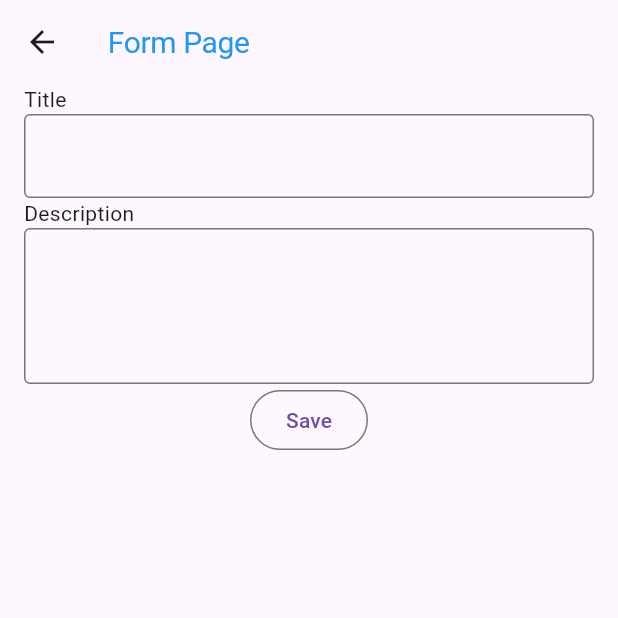
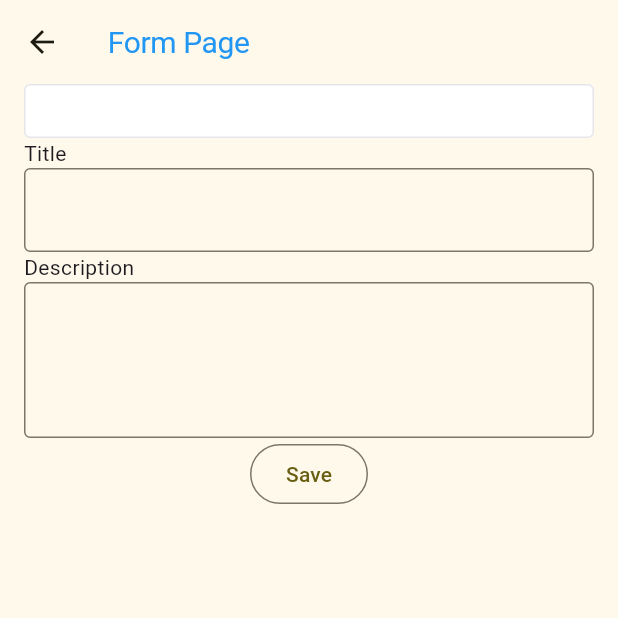
Before and after one commit to YuneshShrestha/s2-d6, a Flutter app: the screen it shows after launch, after a tap on the "delete" icon, after a tap on the "add" icon, on a phone screen of 412 x 824 dp, the top half of it. Run offline on Flutter 3.47's test engine with Material 3 defaults, Android fonts, the phone set to English and light mode, and no system bars; our stand-ins replace device_preview, google_fonts; Roboto replaces fonts that are missing (Abel).

Commit message:
theming part2 completed

```diff
--- a/lib/main.dart
+++ b/lib/main.dart
@@ -1,32 +1,64 @@
 import 'package:device_preview/device_preview.dart';
 import 'package:flutter/material.dart';
+import 'package:google_fonts/google_fonts.dart';
 import 'package:todolist/screens/home_page.dart';
 import 'package:todolist/screens/loader_screen.dart';
 
 void main() {
   runApp(DevicePreview(
-    enabled: false,
+    enabled: true,
     builder: (context) {
       return const MyApp();
     },
   ));
 }
 
-class MyApp extends StatelessWidget {
+class MyApp extends StatefulWidget {
   const MyApp({super.key});
+
+  @override
+  State<MyApp> createState() => _MyAppState();
+  static of(BuildContext context) {
+    return context.findAncestorStateOfType<_MyAppState>();
+  }
+}
+
+class _MyAppState extends State<MyApp> {
+  var _brightness = Brightness.light;
+  void changeBrightness() {
+    print("Brightness");
+    setState(() {
+      if (_brightness == Brightness.dark) {
+        _brightness = Brightness.light;
+      } else {
+        _brightness = Brightness.dark;
+      }
+    });
+  }
 
   @override
   Widget build(BuildContext context) {
     return MaterialApp(
-      home: const LoaderScreen(),
+      home: LoaderScreen(
+        changeTheme: changeBrightness,
+      ),
       debugShowCheckedModeBanner: false,
       theme: ThemeData(
-        brightness: Brightness.light,
-        textTheme: TextTheme(
-          displayLarge: TextStyle(
+        colorScheme: ColorScheme.fromSeed(
+          seedColor: Colors.yellow,
+          brightness: _brightness,
+        ),
+        textTheme: GoogleFonts.cedarvilleCursiveTextTheme().copyWith(
+          displayLarge: GoogleFonts.abel(
             fontSize: 20,
             color: Colors.red,
           ),
+
+          // TextStyle(
+          //   fontSize: 20,
+          //   color: Colors.red,
+          //   fontFamily: GoogleFonts.roboto(),
+          // ),
         ),
       ),
     );
--- a/lib/screens/form_page.dart
+++ b/lib/screens/form_page.dart
@@ -1,3 +1,6 @@
+import 'dart:io';
+
+import 'package:flutter/cupertino.dart';
 import 'package:flutter/material.dart';
 
 class FormPage extends StatelessWidget {
@@ -26,6 +29,8 @@ class FormPage extends StatelessWidget {
           child: Column(
             crossAxisAlignment: CrossAxisAlignment.start,
             children: [
+              // Text field
+              _createAdaptiveTextField(),
               // Text field
               // Title
               const Text("Title"),
@@ -84,4 +89,29 @@ class FormPage extends StatelessWidget {
       ),
     );
   }
+
+  Widget _createAdaptiveTextField() {
+    final _border = OutlineInputBorder(
+      borderSide: BorderSide(color: CupertinoColors.lightBackgroundGray),
+    );
+
+    final iOSDecoration = InputDecoration(
+      border: _border,
+      enabledBorder: _border,
+      focusedBorder: _border,
+      filled: true,
+      fillColor: CupertinoColors.white,
+      hoverColor: CupertinoColors.white,
+      contentPadding: EdgeInsets.fromLTRB(10, 0, 0, 0),
+    );
+
+    return !Platform.isIOS
+        ? SizedBox(
+            height: 36.0,
+            child: TextField(
+              decoration: iOSDecoration,
+            ),
+          )
+        : TextField();
+  }
 }
--- a/lib/screens/home_page.dart
+++ b/lib/screens/home_page.dart
@@ -1,10 +1,14 @@
+import 'dart:io';
+
+import 'package:flutter/cupertino.dart';
 import 'package:flutter/material.dart';
+import 'package:todolist/main.dart';
 import 'package:todolist/screens/form_page.dart';
 import 'package:todolist/widgets/task_card.dart';
 
 class HomeScreen extends StatefulWidget {
-  const HomeScreen({super.key});
-
+  const HomeScreen({super.key, required this.changeTheme});
+  final Function changeTheme;
   @override
   State<HomeScreen> createState() => _HomeScreenState();
 }
@@ -45,6 +49,8 @@ class _HomeScreenState extends State<HomeScreen> {
     });
   }
 
+  bool toggleSwitch = false;
+
   @override
   Widget build(BuildContext context) {
     return Scaffold(
@@ -64,7 +70,23 @@ class _HomeScreenState extends State<HomeScreen> {
             },
             icon: const Icon(Icons.add),
           ),
-          Switch(value: true, onChanged: null)
+          Platform.isIOS
+              ? CupertinoSwitch(
+                  value: toggleSwitch,
+                  onChanged: (val) {
+                    MyApp.of(context).changeBrightness();
+                    setState(() {
+                      toggleSwitch = val;
+                    });
+                  })
+              : Switch(
+                  value: toggleSwitch,
+                  onChanged: (val) {
+                    MyApp.of(context).changeBrightness();
+                    setState(() {
+                      toggleSwitch = val;
+                    });
+                  })
         ],
       ),
       body: SingleChildScrollView(
--- a/lib/screens/loader_screen.dart
+++ b/lib/screens/loader_screen.dart
@@ -4,7 +4,8 @@ import 'package:flutter/material.dart';
 import 'package:todolist/screens/home_page.dart';
 
 class LoaderScreen extends StatefulWidget {
-  const LoaderScreen({super.key});
+  const LoaderScreen({super.key, required this.changeTheme});
+  final Function changeTheme;
 
   @override
   State<LoaderScreen> createState() => _LoaderScreenState();
@@ -15,8 +16,11 @@ class _LoaderScreenState extends State<LoaderScreen> {
   void initState() {
     super.initState();
     Timer(const Duration(seconds: 5), () {
-      Navigator.of(context).pushReplacement(MaterialPageRoute(builder: (context) {
-        return const HomeScreen();
+      Navigator.of(context)
+          .pushReplacement(MaterialPageRoute(builder: (context) {
+        return  HomeScreen(
+          changeTheme: widget.changeTheme,
+        );
       }));
     });
   }
@@ -24,8 +28,10 @@ class _LoaderScreenState extends State<LoaderScreen> {
   @override
   Widget build(BuildContext context) {
     var appBar = AppBar(
-      title:  Text("Loader Screen", style: Theme.of(context).textTheme.displayLarge,),
-
+      title: Text(
+        "Loader Screen",
+        style: Theme.of(context).textTheme.displayLarge,
+      ),
     );
     var needHeight = MediaQuery.of(context).size.height -
         appBar.preferredSize.height -
--- a/pubspec.yaml
+++ b/pubspec.yaml
@@ -36,6 +36,7 @@ dependencies:
   # Use with the CupertinoIcons class for iOS style icons.
   cupertino_icons: ^1.0.6
   device_preview: ^1.2.0
+  google_fonts: ^6.2.1
 
 dev_dependencies:
   flutter_test:
```
Also changed, not shown: pubspec.lock, 1 other file.
